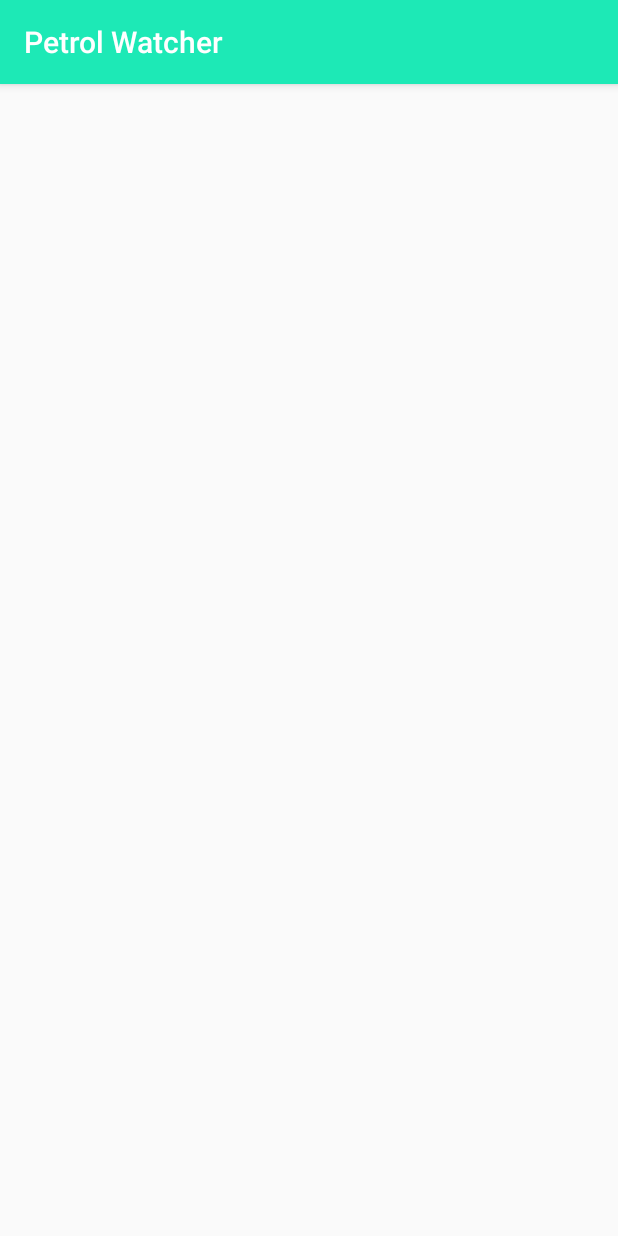
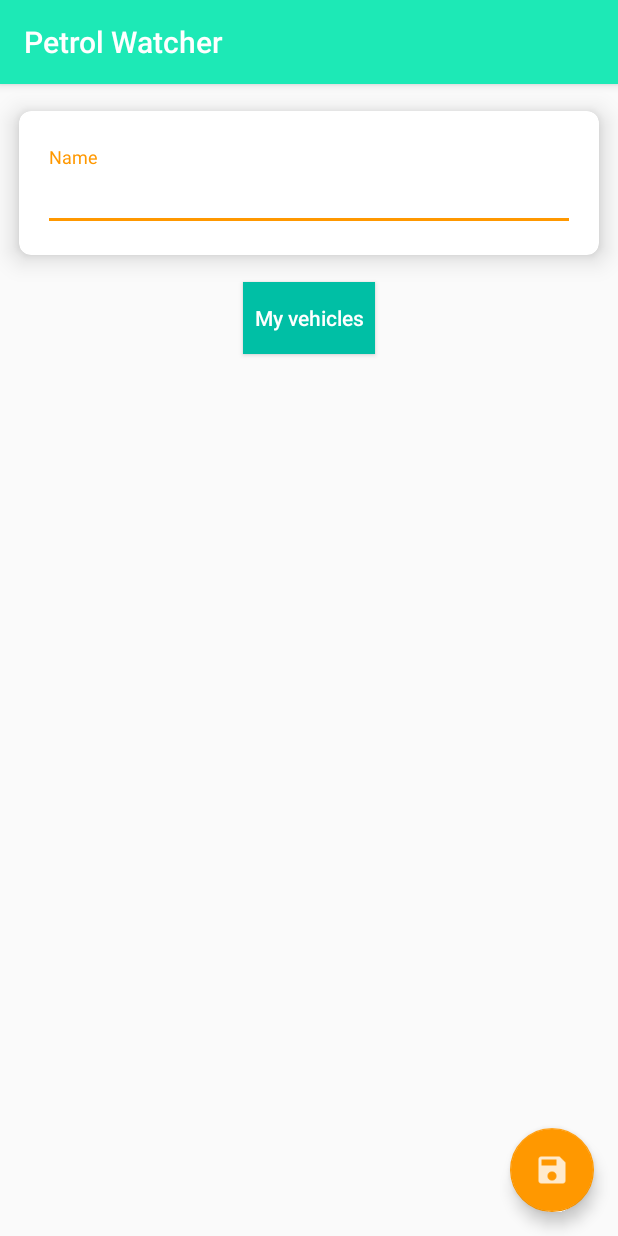
Before and after one commit to 92alanc/petrol-watcher, an Android app: the ProfileActivity screen opened directly, with no data from a screen before it, on a phone screen of 412 x 824 dp. Run offline under Robolectric (Android 15) with nearby library versions, the phone set to English and light mode, and no system bars; our stand-ins replace CircleImageView.

Commit message:
ProfileActivity layout ready

```diff
--- a/app/src/main/kotlin/com/braincorp/petrolwatcher/feature/auth/EmailAndPasswordSignUpActivity.kt
+++ b/app/src/main/kotlin/com/braincorp/petrolwatcher/feature/auth/EmailAndPasswordSignUpActivity.kt
@@ -7,7 +7,7 @@ import com.braincorp.petrolwatcher.feature.auth.contract.EmailAndPasswordSignUpC
 import com.braincorp.petrolwatcher.feature.auth.presenter.EmailAndPasswordSignUpPresenter
 import com.braincorp.petrolwatcher.utils.startProfileActivity
 import kotlinx.android.synthetic.main.activity_email_and_password_sign_up.*
-import kotlinx.android.synthetic.main.content_email_and_password.*
+import kotlinx.android.synthetic.main.content_email_and_password_sign_up.*
 
 /**
  * The activity where e-mail and password based
@@ -22,7 +22,7 @@ class EmailAndPasswordSignUpActivity : AppCompatActivity(), EmailAndPasswordSign
         setContentView(R.layout.activity_email_and_password_sign_up)
         setSupportActionBar(toolbar)
         supportActionBar?.setDisplayHomeAsUpEnabled(true)
-        fab_next.setOnClickListener {
+        fab.setOnClickListener {
             val email = edt_email.text.toString()
             val password = edt_password.text.toString()
             val confirmation = edt_password_confirmation.text.toString()
--- a/app/src/main/res/layout-land/content_email_sign_in.xml
+++ b/app/src/main/res/layout-land/content_email_sign_in.xml
@@ -49,11 +49,10 @@
 
         <Button
             android:id="@+id/bt_sign_in"
-            style="@style/AppStyle.Button.Default"
+            style="@style/AppStyle.Button.Teal"
             android:layout_width="0dp"
             android:layout_height="wrap_content"
             android:layout_marginBottom="@dimen/margin_default"
-            android:background="@color/teal_dark"
             android:text="@string/sign_in"
             app:layout_constraintTop_toBottomOf="@id/til_password"
             app:layout_constraintBottom_toTopOf="@+id/bt_sign_up"
@@ -62,10 +61,9 @@
 
         <Button
             android:id="@+id/bt_sign_up"
-            style="@style/AppStyle.Button.Default"
+            style="@style/AppStyle.Button.Amber"
             android:layout_width="0dp"
             android:layout_height="wrap_content"
-            android:background="@color/amber"
             android:text="@string/sign_up"
             app:layout_constraintTop_toBottomOf="@id/bt_sign_in"
             app:layout_constraintBottom_toBottomOf="parent"
--- a/app/src/main/res/layout/activity_authentication_error.xml
+++ b/app/src/main/res/layout/activity_authentication_error.xml
@@ -36,10 +36,9 @@
 
     <Button
         android:id="@+id/bt_try_again"
-        style="@style/AppStyle.Button.Default"
+        style="@style/AppStyle.Button.Amber"
         android:layout_width="0dp"
         android:layout_height="wrap_content"
-        android:background="@color/orange"
         android:text="@string/try_again"
         android:textAllCaps="true"
         app:layout_constraintBottom_toBottomOf="parent"
--- a/app/src/main/res/layout/activity_email_and_password_sign_up.xml
+++ b/app/src/main/res/layout/activity_email_and_password_sign_up.xml
@@ -19,10 +19,10 @@
             app:popupTheme="@style/AppTheme.PopupOverlay"/>
     </android.support.design.widget.AppBarLayout>
 
-    <include layout="@layout/content_email_and_password"/>
+    <include layout="@layout/content_email_and_password_sign_up"/>
 
     <android.support.design.widget.FloatingActionButton
-        android:id="@+id/fab_next"
+        android:id="@+id/fab"
         android:layout_width="wrap_content"
         android:layout_height="wrap_content"
         android:layout_marginBottom="@dimen/margin_fab"
--- a/app/src/main/res/layout/activity_main.xml
+++ b/app/src/main/res/layout/activity_main.xml
@@ -64,11 +64,10 @@
 
     <Button
         android:id="@+id/bt_sign_in_email"
-        style="@style/AppStyle.Button.Default"
+        style="@style/AppStyle.Button.Teal"
         android:layout_width="@dimen/width_button_sign_in_method"
         android:layout_height="wrap_content"
         android:padding="@dimen/padding_button"
-        android:background="@color/teal"
         android:drawableStart="@drawable/ic_email"
         android:text="@string/sign_in_email"
         app:layout_constraintTop_toBottomOf="@id/bt_sign_in_facebook"
--- a/app/src/main/res/layout/activity_profile.xml
+++ b/app/src/main/res/layout/activity_profile.xml
@@ -1,9 +1,22 @@
 <?xml version="1.0" encoding="utf-8"?>
-<android.support.constraint.ConstraintLayout
+<android.support.design.widget.CoordinatorLayout
     xmlns:android="http://schemas.android.com/apk/res/android"
     xmlns:app="http://schemas.android.com/apk/res-auto"
     xmlns:tools="http://schemas.android.com/tools"
     android:layout_width="match_parent"
-    android:layout_height="match_parent">
+    android:layout_height="match_parent"
+    tools:context=".feature.auth.ProfileActivity">
 
-</android.support.constraint.ConstraintLayout>
+    <include layout="@layout/content_profile"/>
+
+    <android.support.design.widget.FloatingActionButton
+        android:id="@+id/fab"
+        android:layout_width="wrap_content"
+        android:layout_height="wrap_content"
+        android:layout_gravity="bottom|end"
+        android:layout_marginBottom="@dimen/margin_fab"
+        android:layout_marginEnd="@dimen/margin_fab"
+        android:src="@drawable/ic_save"
+        app:fabSize="normal"/>
+
+</android.support.design.widget.CoordinatorLayout>
--- a/app/src/main/res/layout/content_email_sign_in.xml
+++ b/app/src/main/res/layout/content_email_sign_in.xml
@@ -67,11 +67,10 @@
 
     <Button
         android:id="@+id/bt_sign_in"
-        style="@style/AppStyle.Button.Default"
+        style="@style/AppStyle.Button.Teal"
         android:layout_width="0dp"
         android:layout_height="wrap_content"
         android:layout_marginBottom="@dimen/margin_default"
-        android:background="@color/teal_dark"
         android:text="@string/sign_in"
         app:layout_constraintTop_toBottomOf="@id/til_password"
         app:layout_constraintBottom_toTopOf="@+id/bt_sign_up"
@@ -80,10 +79,9 @@
 
     <Button
         android:id="@+id/bt_sign_up"
-        style="@style/AppStyle.Button.Default"
+        style="@style/AppStyle.Button.Amber"
         android:layout_width="0dp"
         android:layout_height="wrap_content"
-        android:background="@color/amber"
         android:text="@string/sign_up"
         app:layout_constraintTop_toBottomOf="@id/bt_sign_in"
         app:layout_constraintBottom_toBottomOf="parent"
--- /dev/null
+++ b/app/src/main/res/layout/content_profile.xml
@@ -0,0 +1,63 @@
+<?xml version="1.0" encoding="utf-8"?>
+<LinearLayout
+    xmlns:android="http://schemas.android.com/apk/res/android"
+    xmlns:app="http://schemas.android.com/apk/res-auto"
+    xmlns:tools="http://schemas.android.com/tools"
+    android:layout_width="match_parent"
+    android:layout_height="match_parent"
+    android:orientation="vertical"
+    tools:showIn="@layout/activity_profile">
+
+    <android.support.v7.widget.CardView
+        android:layout_width="match_parent"
+        android:layout_height="wrap_content"
+        app:layout_behavior="@string/appbar_scrolling_view_behavior"
+        app:cardUseCompatPadding="true"
+        app:cardCornerRadius="@dimen/radius_cardview_default"
+        app:cardBackgroundColor="@color/cardview_light_background"
+        app:cardElevation="@dimen/elevation_cardview_default">
+        <android.support.constraint.ConstraintLayout
+            android:layout_width="match_parent"
+            android:layout_height="wrap_content"
+            android:padding="@dimen/padding_default">
+
+            <de.hdodenhof.circleimageview.CircleImageView
+                android:id="@+id/img_profile"
+                android:layout_width="wrap_content"
+                android:layout_height="wrap_content"
+                android:layout_marginBottom="@dimen/margin_default"
+                app:layout_constraintTop_toTopOf="parent"
+                app:layout_constraintBottom_toTopOf="@+id/til_name"
+                app:layout_constraintStart_toStartOf="parent"
+                app:layout_constraintEnd_toEndOf="parent"
+                tools:src="@tools:sample/avatars"/>
+
+            <android.support.design.widget.TextInputLayout
+                android:id="@+id/til_name"
+                android:layout_width="match_parent"
+                android:layout_height="wrap_content"
+                app:layout_constraintTop_toBottomOf="@+id/img_profile"
+                app:layout_constraintBottom_toBottomOf="parent"
+                app:layout_constraintStart_toStartOf="parent"
+                app:layout_constraintEnd_toEndOf="parent">
+                <android.support.design.widget.TextInputEditText
+                    android:id="@+id/edt_name"
+                    android:layout_width="match_parent"
+                    android:layout_height="wrap_content"
+                    android:hint="@string/name"
+                    android:inputType="textPersonName"
+                    tools:text="@tools:sample/full_names"/>
+            </android.support.design.widget.TextInputLayout>
+
+        </android.support.constraint.ConstraintLayout>
+    </android.support.v7.widget.CardView>
+
+    <Button
+        android:id="@+id/bt_vehicles"
+        style="@style/AppStyle.Button.Teal"
+        android:layout_width="wrap_content"
+        android:layout_height="wrap_content"
+        android:layout_gravity="center_horizontal"
+        android:text="@string/my_vehicles"/>
+
+</LinearLayout>
--- a/app/src/main/res/values/strings.xml
+++ b/app/src/main/res/values/strings.xml
@@ -20,4 +20,6 @@
     <string name="error_facebook">Unfortunately we couldn\'t connect your Facebook account</string>
     <string name="error_google">Unfortunately we couldn\'t connect your Google account</string>
     <string name="try_again">Try again</string>
+    <string name="name">Name</string>
+    <string name="my_vehicles">My vehicles</string>
 </resources>
--- a/app/src/main/res/values/styles.xml
+++ b/app/src/main/res/values/styles.xml
@@ -8,4 +8,12 @@
         <item name="android:textColor">@color/white</item>
         <item name="android:textAllCaps">false</item>
     </style>
+
+    <style name="AppStyle.Button.Teal" parent="AppStyle.Button.Default">
+        <item name="android:background">@color/teal_dark</item>
+    </style>
+
+    <style name="AppStyle.Button.Amber" parent="AppStyle.Button.Default">
+        <item name="android:background">@color/amber</item>
+    </style>
 </resources>
```
Also changed, not shown: app/src/main/res/drawable-hdpi/ic_save.png (added), app/src/main/res/drawable-mdpi/ic_save.png (added), app/src/main/res/drawable-xhdpi/ic_save.png (added), app/src/main/res/drawable-xxhdpi/ic_save.png (added), app/src/main/res/layout/content_email_and_password_sign_up.xml (renamed from app/src/main/res/layout/content_email_and_password.xml), 3 other files.
